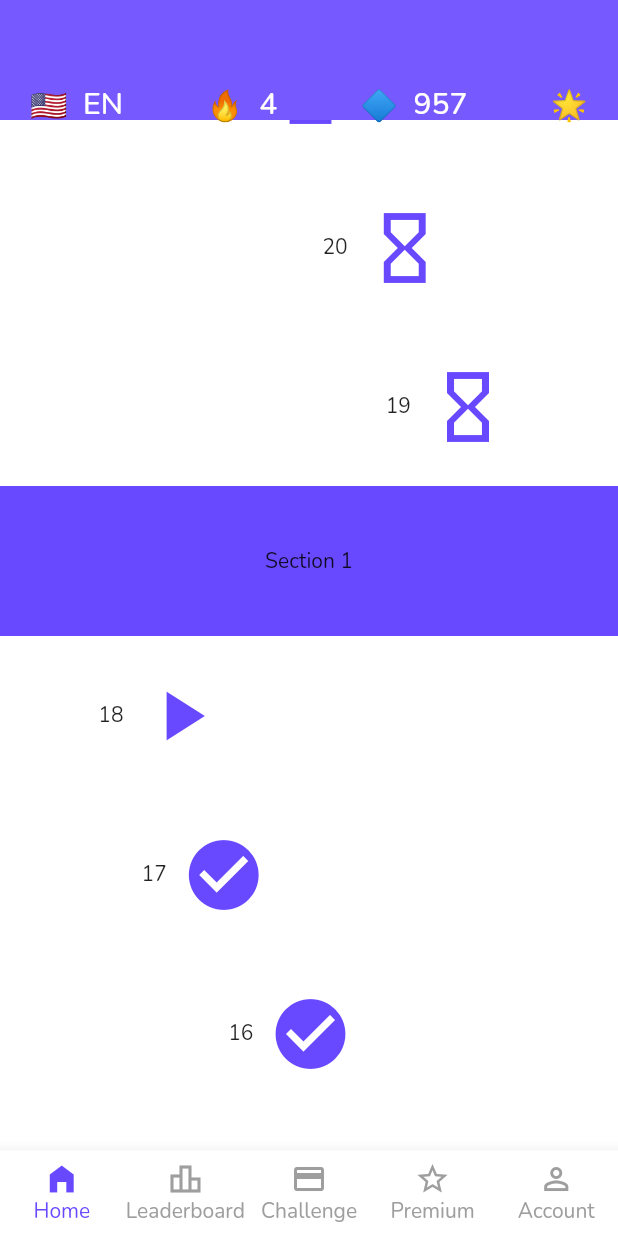
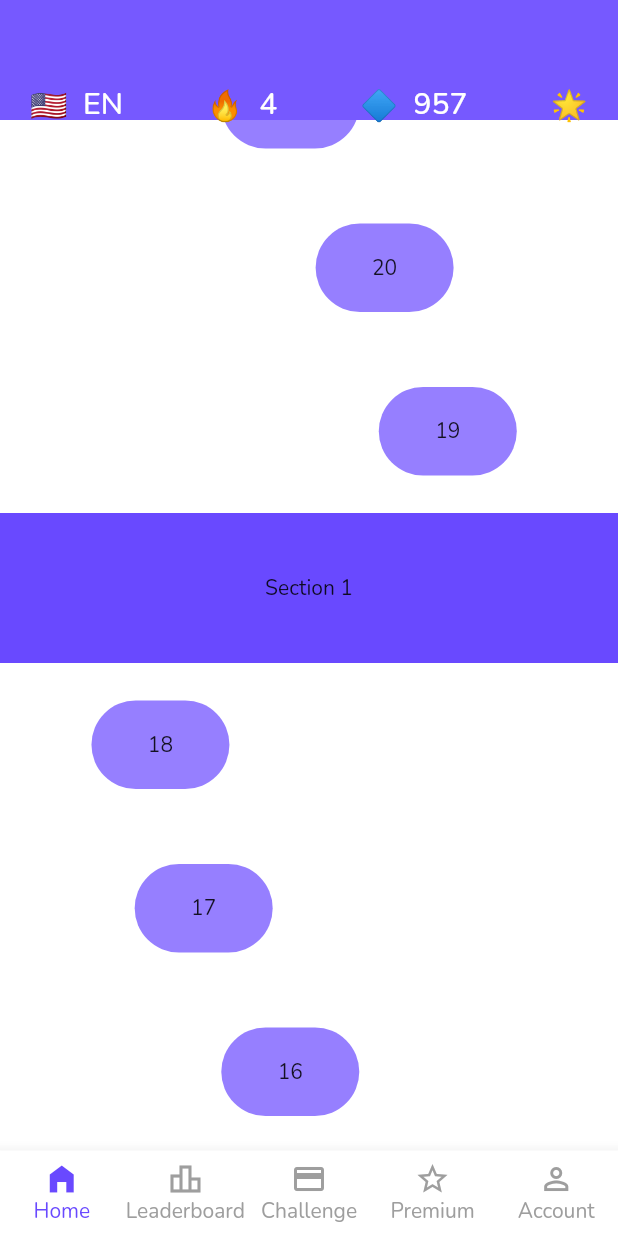
Before and after one commit to Harshgupta2902/elingo, a Flutter app: the screen it shows after launch, on a phone screen of 412 x 824 dp. Run offline on Flutter 3.47's test engine with Material 3 defaults, Android fonts, the light colour scheme and no system bars; our stand-ins replace audioplayers, dio, flutter_svg, flutter_tts, get, get_storage and 6 more.

Commit message:
dahsboards levels chanegd

```diff
--- a/lib/home_module/view/dashboard_levels.dart
+++ b/lib/home_module/view/dashboard_levels.dart
@@ -1,11 +1,9 @@
 import 'dart:convert';
-
 import 'package:flutter/material.dart';
 import 'package:vocablury/global.dart';
 import 'package:vocablury/utilities/constants/enums.dart';
+import 'package:vocablury/utilities/functions.dart';
 import 'dart:math' as math;
-
-import 'package:vocablury/utilities/functions.dart';
 import 'package:vocablury/utilities/navigation/go_paths.dart';
 import 'package:vocablury/utilities/navigation/navigator.dart';
 
@@ -133,6 +131,8 @@ class _DashBoardLevelsState extends State<DashBoardLevels> {
 
   @override
   Widget build(BuildContext context) {
+    const Color color = GlobalColors.primaryColor;
+
     return Scaffold(
       body: Center(
         child: SingleChildScrollView(
@@ -152,45 +152,77 @@ class _DashBoardLevelsState extends State<DashBoardLevels> {
                 itemCount: chapter?.length ?? 0,
                 itemBuilder: (context, subIndex) {
                   double baseY = subIndex * gapHeight;
-                  LevelState state;
 
-                  if (chapter?[subIndex].status == 'completed') {
-                    state = LevelState.completed;
-                  } else if (chapter?[subIndex].status == 'inProgress') {
-                    state = LevelState.inProgress;
-                  } else {
-                    state = LevelState.upComing;
-                  }
+                  // LevelState state;
+                  //
+                  // if (chapter?[subIndex].status == 'completed') {
+                  //   state = LevelState.completed;
+                  // } else if (chapter?[subIndex].status == 'inProgress') {
+                  //   state = LevelState.inProgress;
+                  // } else {
+                  //   state = LevelState.upComing;
+                  // }
+                  //
+                  // Widget icon = getIconForLevelState(state);
 
-                  Widget icon = getIconForLevelState(state);
-                  return GestureDetector(
-                    onTap: () {
-                      debugPrint("${chapter?[subIndex].id}");
-                      MyNavigator.pushNamed(GoPaths.startLesson);
-                    },
-                    child: Transform.translate(
+                  // return Transform.translate(
+                  //   offset: Offset(
+                  //     100 * math.sin((index * gapHeight + baseY) / 150),
+                  //     0,
+                  //   ),
+                  //   child: GestureDetector(
+                  //     child: Container(
+                  //       height: 56,
+                  //       width: 56,
+                  //       margin: const EdgeInsets.symmetric(vertical: 25),
+                  //       child: Row(
+                  //         crossAxisAlignment: CrossAxisAlignment.center,
+                  //         mainAxisAlignment: MainAxisAlignment.center,
+                  //         children: [
+                  //           Text(chapter?[subIndex].id.toString() ?? ""),
+                  //           const SizedBox(width: 10),
+                  //           icon,
+                  //         ],
+                  //       ),
+                  //     ),
+                  //   ),
+                  // );
+                  return Transform.translate(
                       offset: Offset(
                         100 * math.sin((index * gapHeight + baseY) / 150),
                         0,
                       ),
                       child: GestureDetector(
-                        child: Container(
-                          height: 56,
-                          width: 56,
-                          margin: const EdgeInsets.symmetric(vertical: 25),
-                          child: Row(
-                            crossAxisAlignment: CrossAxisAlignment.center,
-                            mainAxisAlignment: MainAxisAlignment.center,
-                            children: [
-                              Text(chapter?[subIndex].id.toString() ?? ""),
-                              const SizedBox(width: 10),
-                              icon,
-                            ],
+                        onTap: () {
+                          debugPrint("${chapter?[subIndex].id}");
+                          MyNavigator.pushNamed(GoPaths.startLesson);
+                        },
+                        child: ClipRect(
+                          clipBehavior: Clip.hardEdge,
+                          child: AnimatedContainer(
+                            margin: const EdgeInsets.symmetric(horizontal: 160, vertical: 25),
+                            duration: const Duration(milliseconds: 400),
+                            decoration: BoxDecoration(
+                              color: color.withOpacity(0.7),
+                              borderRadius: const BorderRadius.all(Radius.circular(50)),
+                            ),
+                            padding: const EdgeInsets.symmetric(horizontal: 20.0, vertical: 20.0),
+                            child: Center(
+                              child: Text(
+                                chapter?[subIndex].id.toString() ?? "",
+                              ),
+                            ),
                           ),
                         ),
-                      ),
-                    ),
-                  );
+                      )
+                      // Flat3dButton.text(
+                      //   onPressed: () {
+                      //     debugPrint("${chapter?[subIndex].id}");
+                      //     MyNavigator.pushNamed(GoPaths.startLesson);
+                      //   },
+                      //   text: chapter?[subIndex].id.toString() ?? "",
+                      // ),
+                      );
                 },
               );
             },
--- a/lib/home_module/view/start_lesson/matching_questions.dart
+++ b/lib/home_module/view/start_lesson/matching_questions.dart
@@ -200,6 +200,11 @@ class _MatchingQuestionsState extends State<MatchingQuestions> {
             'Correct pairs: $correctCount\nIncorrect pairs: $incorrectCount',
             style: Theme.of(context).textTheme.titleMedium?.copyWith(fontWeight: FontWeight.w600),
           ),
+          GestureDetector(
+              onTap: () {
+                selectedPairs.clear();
+              },
+              child: Text("clear"))
         ],
       ),
     );
--- a/lib/home_module/view/start_lesson/question_view.dart
+++ b/lib/home_module/view/start_lesson/question_view.dart
@@ -170,6 +170,10 @@ class _QuestionsViewState extends State<QuestionsView> {
                             elevation: 0,
                           ),
                           onPressed: () {
+                            if (questions.length == currentPage) {
+                              MyNavigator.goNamed(GoPaths.dashboardLevels);
+                              return;
+                            }
                             if (answerMap.containsKey(ques) && answerMap[ques].isNotEmpty) {
                               vibratePhone();
                               handleAnswer(
--- a/lib/home_module/view/start_lesson/speak_questions.dart
+++ b/lib/home_module/view/start_lesson/speak_questions.dart
@@ -73,6 +73,10 @@ class _SpeakingQuestionsState extends State<SpeakingQuestions> {
     }
   }
 
+  void stopListening() {
+    _speechToText.stop();
+  }
+
   void _onSpeechResult(SpeechRecognitionResult result) {
     debugPrint(result.recognizedWords.toString());
     setState(() {
@@ -144,6 +148,11 @@ class _SpeakingQuestionsState extends State<SpeakingQuestions> {
             onTap: () {
               if (_speechToText.isNotListening) {
                 _startListening();
+                return;
+              }
+              if (_speechToText.isListening) {
+                stopListening();
+                return;
               }
             },
             child: Container(
```
